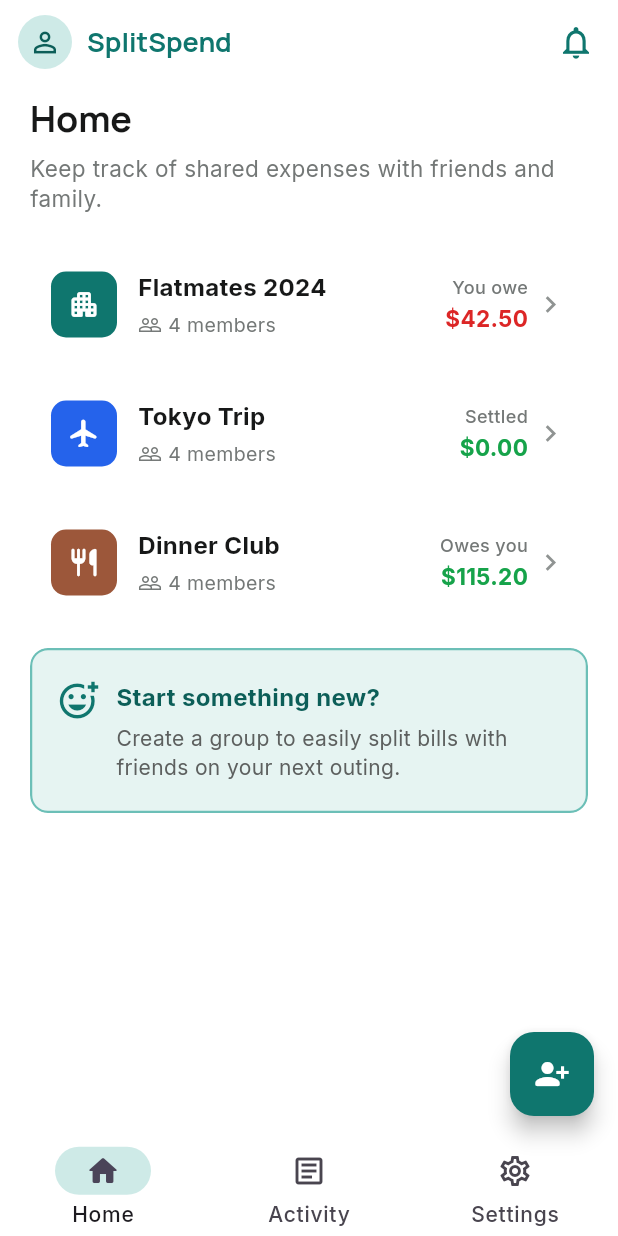
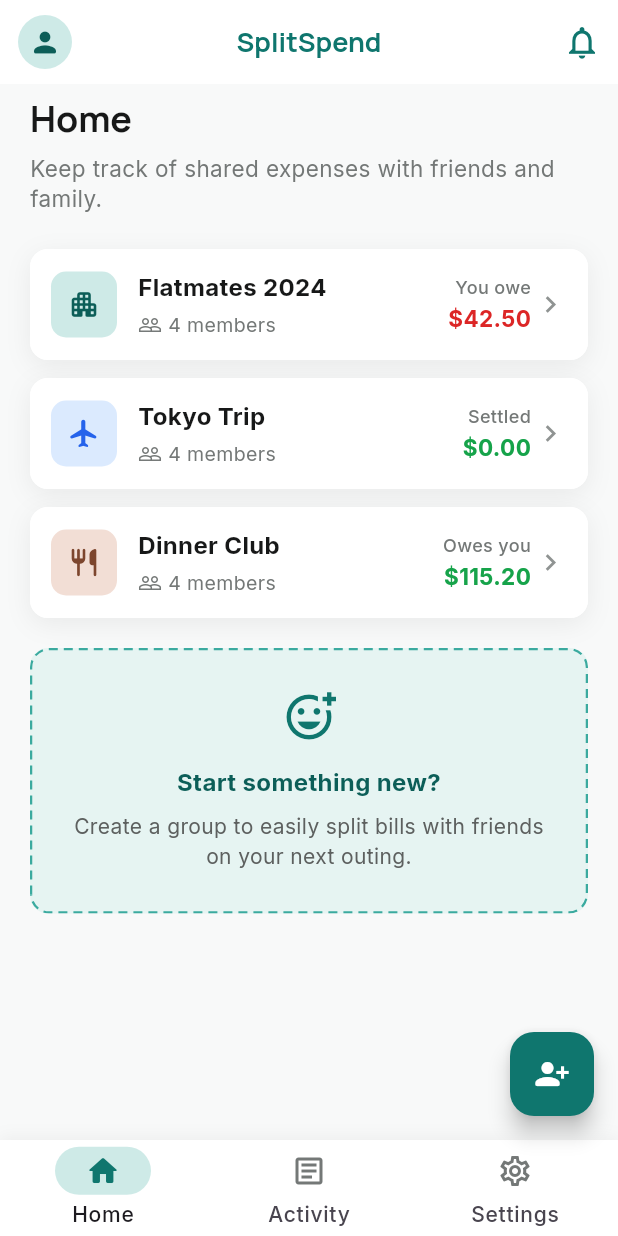
Before and after one commit to bakemonostan/splitspend, a Flutter app: the MainShell screen opened directly, after a tap on "Start something new?", on a phone screen of 412 x 824 dp. Run offline on Flutter 3.47's test engine with Material 3 defaults, Android fonts, the phone set to English and light mode, and no system bars; our stand-ins replace dio, dots_indicator, fluttertoast, google_fonts, supabase_flutter; accounts and stored records are empty.

Commit message:
Refactor HomeScreen layout to improve UI with new components, including GroupSummary and CreateGroupPlaceholder. Update MainShell background color and enhance NavigationBar with shadow effects. Introduce DashedRoundedRectPainter for custom UI elements.

```diff
--- a/lib/src/app/main_shell.dart
+++ b/lib/src/app/main_shell.dart
@@ -20,7 +20,7 @@ class _MainShellState extends State<MainShell> {
   @override
   Widget build(BuildContext context) {
     return Scaffold(
-      backgroundColor: Colors.white,
+      backgroundColor: const Color(0xFFF8F9F9),
       appBar: _index == 0
           ? const HomeAppBar()
           : AppBar(
@@ -51,31 +51,55 @@ class _MainShellState extends State<MainShell> {
               child: const Icon(Icons.person_add_alt_1_rounded),
             )
           : null,
-      bottomNavigationBar: NavigationBar(
+      bottomNavigationBar: DecoratedBox(
+        decoration: BoxDecoration(
+          color: Colors.white,
+          border: Border(
+            top: BorderSide(color: AppPalette.neutral200, width: 1),
+          ),
+          boxShadow: [
+            BoxShadow(
+              color: AppPalette.neutral900.withValues(alpha: 0.05),
+              offset: const Offset(0, -2),
+              blurRadius: 8,
+            ),
+          ],
+        ),
+        child: NavigationBar(
           height: 64,
           backgroundColor: Colors.white,
           surfaceTintColor: Colors.transparent,
+          shadowColor: Colors.transparent,
+          elevation: 0,
           indicatorColor: AppPalette.primary100,
           selectedIndex: _index,
           onDestinationSelected: (i) => setState(() => _index = i),
+          labelBehavior: NavigationDestinationLabelBehavior.alwaysShow,
           destinations: const [
             NavigationDestination(
-            icon: Icon(Icons.home_outlined),
-            selectedIcon: Icon(Icons.home_rounded),
+              icon: Icon(Icons.home_outlined, color: AppPalette.neutral500),
+              selectedIcon: Icon(Icons.home_rounded, color: AppPalette.primary500),
               label: 'Home',
             ),
             NavigationDestination(
-            icon: Icon(Icons.article_outlined),
-            selectedIcon: Icon(Icons.article_rounded),
+              icon: Icon(Icons.article_outlined, color: AppPalette.neutral500),
+              selectedIcon: Icon(
+                Icons.article_rounded,
+                color: AppPalette.primary500,
+              ),
               label: 'Activity',
             ),
             NavigationDestination(
-            icon: Icon(Icons.settings_outlined),
-            selectedIcon: Icon(Icons.settings_rounded),
+              icon: Icon(Icons.settings_outlined, color: AppPalette.neutral500),
+              selectedIcon: Icon(
+                Icons.settings_rounded,
+                color: AppPalette.primary500,
+              ),
               label: 'Settings',
             ),
           ],
         ),
+      ),
     );
   }
 }
--- a/lib/src/features/home/home_screen.dart
+++ b/lib/src/features/home/home_screen.dart
@@ -1,5 +1,8 @@
 import 'package:flutter/material.dart';
+import 'package:split_spend/src/features/home/models/group_summary.dart';
+import 'package:split_spend/src/features/home/widgets/create_group_placeholder.dart';
 import 'package:split_spend/src/features/home/widgets/group_summary_card.dart';
+import 'package:split_spend/src/features/home/widgets/home_header.dart';
 import 'package:split_spend/src/theme/theme.dart';
 
 class HomeScreen extends StatelessWidget {
@@ -13,7 +16,8 @@ class HomeScreen extends StatelessWidget {
       amountLabel: '\$42.50',
       amountColor: const Color(0xFFDC2626),
       icon: Icons.apartment_rounded,
-      iconBackground: AppPalette.primary500,
+      iconColor: AppPalette.primary600,
+      iconTileBackground: AppPalette.primary100,
     ),
     GroupSummary(
       name: 'Tokyo Trip',
@@ -22,7 +26,8 @@ class HomeScreen extends StatelessWidget {
       amountLabel: '\$0.00',
       amountColor: const Color(0xFF16A34A),
       icon: Icons.flight_rounded,
-      iconBackground: const Color(0xFF2563EB),
+      iconColor: const Color(0xFF2563EB),
+      iconTileBackground: const Color(0xFFDBEAFE),
     ),
     GroupSummary(
       name: 'Dinner Club',
@@ -31,14 +36,15 @@ class HomeScreen extends StatelessWidget {
       amountLabel: '\$115.20',
       amountColor: const Color(0xFF16A34A),
       icon: Icons.restaurant_rounded,
-      iconBackground: const Color(0xFF9C573A),
+      iconColor: AppPalette.tertiary600,
+      iconTileBackground: AppPalette.tertiary100,
     ),
   ];
 
   @override
   Widget build(BuildContext context) {
     return ColoredBox(
-      color: Colors.white,
+      color: const Color(0xFFF8F9F9),
       child: SafeArea(
         bottom: false,
         child: CustomScrollView(
@@ -47,21 +53,7 @@ class HomeScreen extends StatelessWidget {
               padding: const EdgeInsets.fromLTRB(20, 8, 20, 0),
               sliver: SliverList(
                 delegate: SliverChildListDelegate([
-                  Text(
-                    'Home',
-                    style: Theme.of(context).textTheme.headlineLarge?.copyWith(
-                      color: AppPalette.neutral900,
-                    ),
-                  ),
-                  const SizedBox(height: 8),
-                  Text(
-                    'Keep track of shared expenses with friends and family.',
-                    style: TextStyle(
-                      fontSize: 15,
-                      height: 1.35,
-                      color: AppPalette.neutral500,
-                    ),
-                  ),
+                  const HomeHeader(),
                   const SizedBox(height: 24),
                   ..._demoGroups.map(
                     (g) => Padding(
@@ -73,7 +65,7 @@ class HomeScreen extends StatelessWidget {
                     ),
                   ),
                   const SizedBox(height: 8),
-                  _StartSomethingNewCard(onTap: () {}),
+                  CreateGroupPlaceholder(onTap: () {}),
                   const SizedBox(height: 100),
                 ]),
               ),
@@ -84,64 +76,3 @@ class HomeScreen extends StatelessWidget {
     );
   }
 }
-
-class _StartSomethingNewCard extends StatelessWidget {
-  const _StartSomethingNewCard({required this.onTap});
-
-  final VoidCallback onTap;
-
-  @override
-  Widget build(BuildContext context) {
-    return Material(
-      color: AppPalette.primary50,
-      borderRadius: BorderRadius.circular(12),
-      clipBehavior: Clip.antiAlias,
-      child: InkWell(
-        onTap: onTap,
-        child: Container(
-          width: double.infinity,
-          padding: const EdgeInsets.symmetric(horizontal: 16, vertical: 20),
-          decoration: BoxDecoration(
-            borderRadius: BorderRadius.circular(12),
-            border: Border.all(color: AppPalette.primary300, width: 1.5),
-          ),
-          child: Row(
-            crossAxisAlignment: CrossAxisAlignment.start,
-            children: [
-              Icon(
-                Icons.add_reaction_outlined,
-                size: 28,
-                color: AppPalette.primary500,
-              ),
-              const SizedBox(width: 12),
-              Expanded(
-                child: Column(
-                  crossAxisAlignment: CrossAxisAlignment.start,
-                  children: [
-                    Text(
-                      'Start something new?',
-                      style: TextStyle(
-                        fontSize: 16,
-                        fontWeight: FontWeight.w700,
-                        color: AppPalette.primary600,
-                      ),
-                    ),
-                    const SizedBox(height: 6),
-                    Text(
-                      'Create a group to easily split bills with friends on your next outing.',
-                      style: TextStyle(
-                        fontSize: 14,
-                        height: 1.35,
-                        color: AppPalette.neutral600,
-                      ),
-                    ),
-                  ],
-                ),
-              ),
-            ],
-          ),
-        ),
-      ),
-    );
-  }
-}
--- /dev/null
+++ b/lib/src/features/home/models/group_summary.dart
@@ -0,0 +1,24 @@
+import 'package:flutter/material.dart';
+
+/// Demo / UI model for a group row on the home list.
+class GroupSummary {
+  const GroupSummary({
+    required this.name,
+    required this.memberCount,
+    required this.statusLabel,
+    required this.amountLabel,
+    required this.amountColor,
+    required this.icon,
+    required this.iconColor,
+    required this.iconTileBackground,
+  });
+
+  final String name;
+  final int memberCount;
+  final String statusLabel;
+  final String amountLabel;
+  final Color amountColor;
+  final IconData icon;
+  final Color iconColor;
+  final Color iconTileBackground;
+}
--- /dev/null
+++ b/lib/src/features/home/widgets/create_group_placeholder.dart
@@ -0,0 +1,65 @@
+import 'package:flutter/material.dart';
+import 'package:split_spend/src/features/home/widgets/dashed_rounded_rect_painter.dart';
+import 'package:split_spend/src/theme/theme.dart';
+
+/// Light teal card with dashed border and centered copy (new group CTA).
+class CreateGroupPlaceholder extends StatelessWidget {
+  const CreateGroupPlaceholder({super.key, this.onTap});
+
+  final VoidCallback? onTap;
+
+  static const double _radius = 12;
+
+  @override
+  Widget build(BuildContext context) {
+    return Material(
+      color: AppPalette.primary50,
+      borderRadius: BorderRadius.circular(_radius),
+      clipBehavior: Clip.antiAlias,
+      child: InkWell(
+        onTap: onTap,
+        borderRadius: BorderRadius.circular(_radius),
+        child: CustomPaint(
+          painter: DashedRoundedRectPainter(
+            color: AppPalette.primary400,
+            strokeWidth: 1.5,
+            radius: _radius,
+          ),
+          child: Padding(
+            padding: const EdgeInsets.symmetric(horizontal: 24, vertical: 28),
+            child: Column(
+              mainAxisSize: MainAxisSize.min,
+              children: [
+                Icon(
+                  Icons.add_reaction_outlined,
+                  size: 36,
+                  color: AppPalette.primary500,
+                ),
+                const SizedBox(height: 14),
+                Text(
+                  'Start something new?',
+                  textAlign: TextAlign.center,
+                  style: TextStyle(
+                    fontSize: 16,
+                    fontWeight: FontWeight.w700,
+                    color: AppPalette.primary600,
+                  ),
+                ),
+                const SizedBox(height: 8),
+                Text(
+                  'Create a group to easily split bills with friends on your next outing.',
+                  textAlign: TextAlign.center,
+                  style: TextStyle(
+                    fontSize: 14,
+                    height: 1.4,
+                    color: AppPalette.neutral600,
+                  ),
+                ),
+              ],
+            ),
+          ),
+        ),
+      ),
+    );
+  }
+}
--- /dev/null
+++ b/lib/src/features/home/widgets/dashed_rounded_rect_painter.dart
@@ -0,0 +1,57 @@
+import 'dart:math' as math;
+
+import 'package:flutter/material.dart';
+
+/// Stroke-only rounded rectangle made of dashes (no extra packages).
+class DashedRoundedRectPainter extends CustomPainter {
+  DashedRoundedRectPainter({
+    required this.color,
+    required this.strokeWidth,
+    required this.radius,
+    this.dashLength = 6,
+    this.gapLength = 4,
+  });
+
+  final Color color;
+  final double strokeWidth;
+  final double radius;
+  final double dashLength;
+  final double gapLength;
+
+  @override
+  void paint(Canvas canvas, Size size) {
+    final inset = strokeWidth / 2;
+    final rrect = RRect.fromRectAndRadius(
+      Rect.fromLTWH(
+        inset,
+        inset,
+        math.max(0, size.width - strokeWidth),
+        math.max(0, size.height - strokeWidth),
+      ),
+      Radius.circular(radius),
+    );
+    final path = Path()..addRRect(rrect);
+    final paint = Paint()
+      ..color = color
+      ..strokeWidth = strokeWidth
+      ..style = PaintingStyle.stroke;
+
+    for (final metric in path.computeMetrics()) {
+      var distance = 0.0;
+      while (distance < metric.length) {
+        final len = math.min(dashLength, metric.length - distance);
+        canvas.drawPath(metric.extractPath(distance, distance + len), paint);
+        distance += dashLength + gapLength;
+      }
+    }
+  }
+
+  @override
+  bool shouldRepaint(covariant DashedRoundedRectPainter oldDelegate) {
+    return oldDelegate.color != color ||
+        oldDelegate.strokeWidth != strokeWidth ||
+        oldDelegate.radius != radius ||
+        oldDelegate.dashLength != dashLength ||
+        oldDelegate.gapLength != gapLength;
+  }
+}
--- /dev/null
+++ b/lib/src/features/home/widgets/group_card_icon_tile.dart
@@ -0,0 +1,28 @@
+import 'package:flutter/material.dart';
+
+/// Rounded square with a light fill and a colored icon (design: soft tile, not solid).
+class GroupCardIconTile extends StatelessWidget {
+  const GroupCardIconTile({
+    super.key,
+    required this.icon,
+    required this.iconColor,
+    required this.backgroundColor,
+  });
+
+  final IconData icon;
+  final Color iconColor;
+  final Color backgroundColor;
+
+  @override
+  Widget build(BuildContext context) {
+    return Container(
+      width: 44,
+      height: 44,
+      decoration: BoxDecoration(
+        color: backgroundColor,
+        borderRadius: BorderRadius.circular(10),
+      ),
+      child: Icon(icon, color: iconColor, size: 22),
+    );
+  }
+}
--- a/lib/src/features/home/widgets/group_summary_card.dart
+++ b/lib/src/features/home/widgets/group_summary_card.dart
@@ -1,25 +1,7 @@
 import 'package:flutter/material.dart';
+import 'package:split_spend/src/features/home/models/group_summary.dart';
+import 'package:split_spend/src/features/home/widgets/group_card_icon_tile.dart';
 import 'package:split_spend/src/theme/theme.dart';
-
-class GroupSummary {
-  const GroupSummary({
-    required this.name,
-    required this.memberCount,
-    required this.statusLabel,
-    required this.amountLabel,
-    required this.amountColor,
-    required this.icon,
-    required this.iconBackground,
-  });
-
-  final String name;
-  final int memberCount;
-  final String statusLabel;
-  final String amountLabel;
-  final Color amountColor;
-  final IconData icon;
-  final Color iconBackground;
-}
 
 class GroupSummaryCard extends StatelessWidget {
   const GroupSummaryCard({super.key, required this.summary, this.onTap});
@@ -29,7 +11,20 @@ class GroupSummaryCard extends StatelessWidget {
 
   @override
   Widget build(BuildContext context) {
-    return Material(
+    return DecoratedBox(
+      decoration: BoxDecoration(
+        color: Colors.white,
+        borderRadius: BorderRadius.circular(12),
+        boxShadow: [
+          BoxShadow(
+            color: AppPalette.neutral900.withValues(alpha: 0.07),
+            offset: const Offset(0, 4),
+            blurRadius: 14,
+            spreadRadius: 0,
+          ),
+        ],
+      ),
+      child: Material(
         color: Colors.white,
         borderRadius: BorderRadius.circular(12),
         clipBehavior: Clip.antiAlias,
@@ -39,18 +34,37 @@ class GroupSummaryCard extends StatelessWidget {
             padding: const EdgeInsets.symmetric(horizontal: 14, vertical: 14),
             child: Row(
               children: [
-              Container(
-                width: 44,
-                height: 44,
-                decoration: BoxDecoration(
-                  color: summary.iconBackground,
-                  borderRadius: BorderRadius.circular(10),
-                ),
-                child: Icon(summary.icon, color: Colors.white, size: 22),
+                GroupCardIconTile(
+                  icon: summary.icon,
+                  iconColor: summary.iconColor,
+                  backgroundColor: summary.iconTileBackground,
                 ),
                 const SizedBox(width: 14),
-              Expanded(
-                child: Column(
+                Expanded(child: _GroupTitleAndMembers(summary: summary)),
+                _GroupBalanceColumn(summary: summary),
+                const SizedBox(width: 2),
+                Icon(
+                  Icons.chevron_right,
+                  color: AppPalette.neutral400,
+                  size: 22,
+                ),
+              ],
+            ),
+          ),
+        ),
+      ),
+    );
+  }
+}
+
+class _GroupTitleAndMembers extends StatelessWidget {
+  const _GroupTitleAndMembers({required this.summary});
+
+  final GroupSummary summary;
+
+  @override
+  Widget build(BuildContext context) {
+    return Column(
       crossAxisAlignment: CrossAxisAlignment.start,
       children: [
         Text(
@@ -80,9 +94,18 @@ class GroupSummaryCard extends StatelessWidget {
           ],
         ),
       ],
-                ),
-              ),
-              Column(
+    );
+  }
+}
+
+class _GroupBalanceColumn extends StatelessWidget {
+  const _GroupBalanceColumn({required this.summary});
+
+  final GroupSummary summary;
+
+  @override
+  Widget build(BuildContext context) {
+    return Column(
       crossAxisAlignment: CrossAxisAlignment.end,
       children: [
         Text(
@@ -103,17 +126,6 @@ class GroupSummaryCard extends StatelessWidget {
           ),
         ),
       ],
-              ),
-              const SizedBox(width: 4),
-              Icon(
-                Icons.chevron_right,
-                color: AppPalette.neutral400,
-                size: 22,
-              ),
-            ],
-          ),
-        ),
-      ),
     );
   }
 }
--- a/lib/src/features/home/widgets/home_app_bar.dart
+++ b/lib/src/features/home/widgets/home_app_bar.dart
@@ -1,11 +1,12 @@
 import 'package:flutter/material.dart';
 import 'package:split_spend/src/theme/theme.dart';
 
+/// Home tab app bar: avatar (leading), centered **SplitSpend**, bell action.
 class HomeAppBar extends StatelessWidget implements PreferredSizeWidget {
   const HomeAppBar({super.key});
 
   @override
-  Size get preferredSize => const Size.fromHeight(56);
+  Size get preferredSize => const Size.fromHeight(kToolbarHeight);
 
   @override
   Widget build(BuildContext context) {
@@ -14,28 +15,29 @@ class HomeAppBar extends StatelessWidget implements PreferredSizeWidget {
       surfaceTintColor: Colors.transparent,
       elevation: 0,
       scrolledUnderElevation: 0,
-      titleSpacing: 12,
-      title: Row(
-        children: [
-          CircleAvatar(
+      centerTitle: true,
+      leading: Padding(
+        padding: const EdgeInsets.only(left: 4),
+        child: IconButton(
+          onPressed: () {},
+          icon: CircleAvatar(
             radius: 18,
             backgroundColor: AppPalette.primary100,
             child: Icon(
-              Icons.person_outline,
+              Icons.person_rounded,
               color: AppPalette.primary600,
               size: 22,
             ),
           ),
-          const SizedBox(width: 10),
-          Text(
+        ),
+      ),
+      title: Text(
         'SplitSpend',
         style: TextStyle(
           fontSize: 18,
           fontWeight: FontWeight.w700,
           color: AppPalette.primary500,
         ),
-          ),
-        ],
       ),
       actions: [
         IconButton(
@@ -46,7 +48,6 @@ class HomeAppBar extends StatelessWidget implements PreferredSizeWidget {
             size: 26,
           ),
         ),
-        const SizedBox(width: 4),
       ],
     );
   }
--- /dev/null
+++ b/lib/src/features/home/widgets/home_header.dart
@@ -0,0 +1,32 @@
+import 'package:flutter/material.dart';
+import 'package:split_spend/src/theme/theme.dart';
+
+/// Large "Home" title and subtitle for the home tab.
+class HomeHeader extends StatelessWidget {
+  const HomeHeader({super.key});
+
+  @override
+  Widget build(BuildContext context) {
+    return Column(
+      crossAxisAlignment: CrossAxisAlignment.start,
+      children: [
+        Text(
+          'Home',
+          style: Theme.of(context).textTheme.headlineLarge?.copyWith(
+            color: AppPalette.neutral900,
+            fontWeight: FontWeight.w700,
+          ),
+        ),
+        const SizedBox(height: 8),
+        Text(
+          'Keep track of shared expenses with friends and family.',
+          style: TextStyle(
+            fontSize: 15,
+            height: 1.35,
+            color: AppPalette.neutral500,
+          ),
+        ),
+      ],
+    );
+  }
+}
```
Lines whose indentation alone changed are shown as unchanged.
